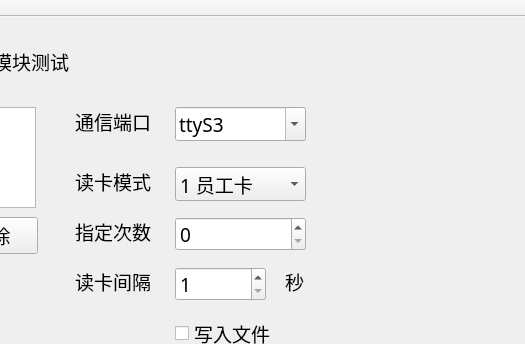
The window that rfid/mainwindow.ui (isliulin/QT43) describes before a commit, drawn with Qt 5; both pictures show x 275 to 800 and y 0 to 344 of the 800 by 480 pixel window.
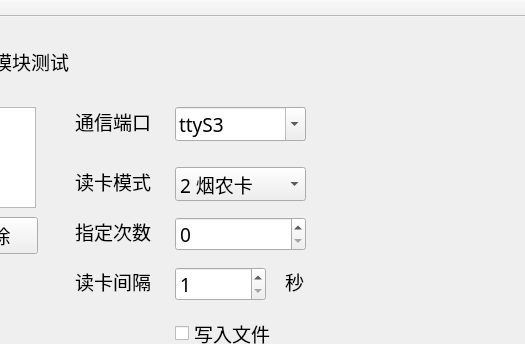
The same window after the commit.

Diff of the .ui file:
```diff
--- a/rfid/mainwindow.ui
+++ b/rfid/mainwindow.ui
@@ -124,7 +124,7 @@
     </property>
     <item>
      <property name="text">
-      <string>1 员工卡</string>
+      <string>2 烟农卡</string>
      </property>
     </item>
     <item>
```
Left out of the diff: 2 changed lines with no effect on the pictures.
